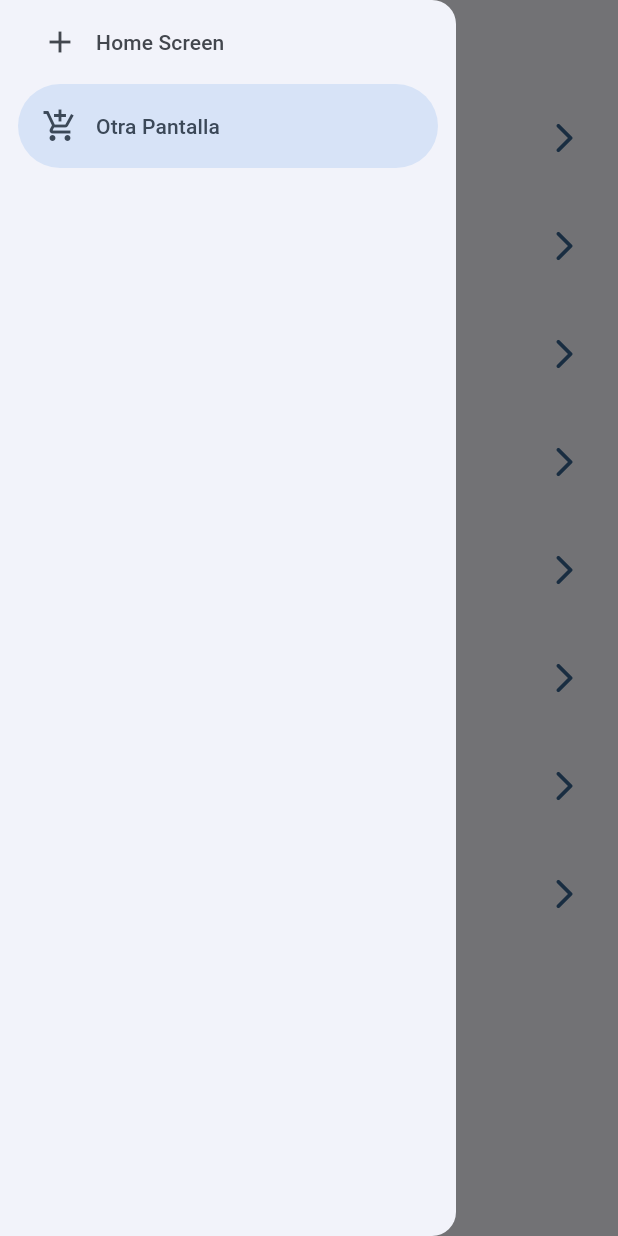
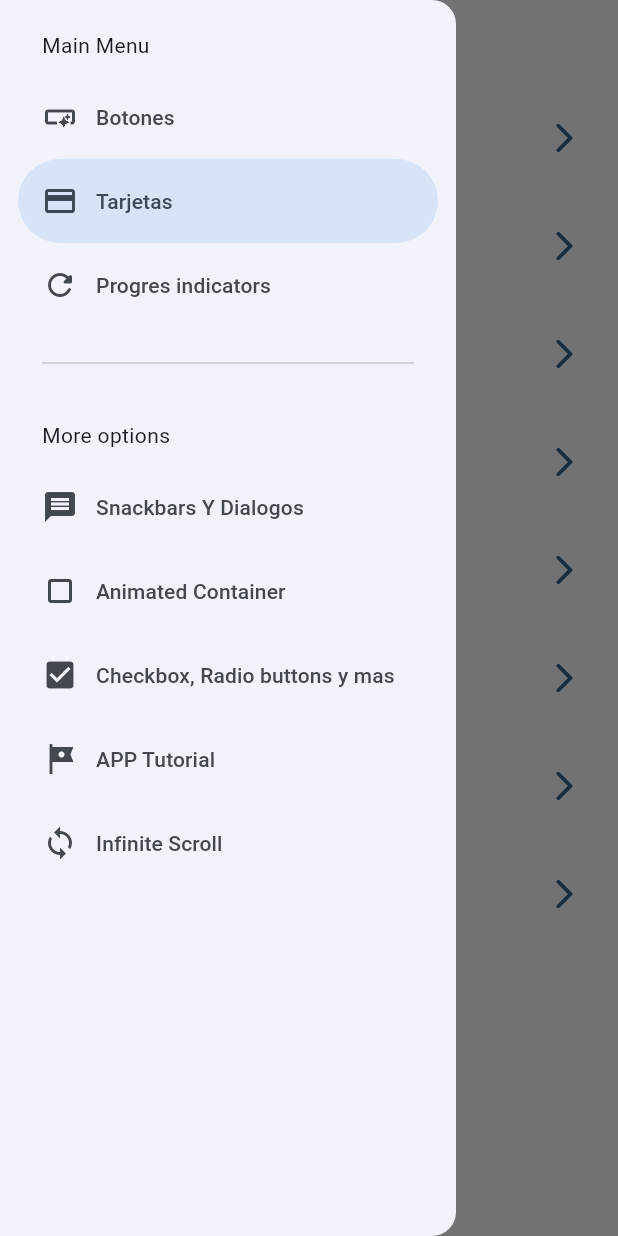
Before and after one commit to jremolina/widgets_app, a Flutter app: the screen it shows after launch, with the side drawer open, on a phone screen of 412 x 824 dp. Run offline on Flutter 3.47's test engine with Material 3 defaults, Android fonts, the phone set to English and light mode, and no system bars; our stand-ins replace animate_do, go_router.

Commit message:
Menu drawer

```diff
--- a/lib/main.dart
+++ b/lib/main.dart
@@ -14,7 +14,7 @@ class MainApp extends StatelessWidget {
     return MaterialApp.router(
       theme: AppTheme(selectedColor: 0).getTheme(),
       debugShowCheckedModeBanner: false,
-      routerConfig: appRouter
+      routerConfig: appRouter,
     );
   }
 }
--- a/lib/presentation/screens/home/home_screen.dart
+++ b/lib/presentation/screens/home/home_screen.dart
@@ -10,7 +10,13 @@ class HomeScreen extends StatelessWidget {
 
   @override
   Widget build(BuildContext context) {
+
+    final scaffoldKey = GlobalKey<ScaffoldState>();
+
+
+
     return Scaffold(
+      key: scaffoldKey,
       appBar: AppBar(title: Text('Flutter + Material 3')),
       drawer: SideMenu(),
       body: _HomeView(),
--- a/lib/presentation/screens/infinite_scroll/infinite_scroll.dart
+++ b/lib/presentation/screens/infinite_scroll/infinite_scroll.dart
@@ -95,7 +95,7 @@ class _InfiniteScrollState extends State<InfiniteScroll> {
         onRefresh: onRefresh,
         edgeOffset: 10,
         strokeWidth: 2,
-        child: customListView(
+        child: CustomListView(
           scrollController: scrollController,
           imagesIds: imagesIds,
         ),
@@ -113,8 +113,8 @@ class _InfiniteScrollState extends State<InfiniteScroll> {
   }
 }
 
-class customListView extends StatelessWidget {
-  const customListView({
+class CustomListView extends StatelessWidget {
+  const CustomListView({
     super.key,
     required this.scrollController,
     required this.imagesIds,
--- a/lib/presentation/widgets/side_menu.dart
+++ b/lib/presentation/widgets/side_menu.dart
@@ -1,4 +1,6 @@
 import 'package:flutter/material.dart';
+import 'package:go_router/go_router.dart';
+import 'package:widgets_app/config/menu/menu_item.dart';
 
 class SideMenu extends StatefulWidget {
   const SideMenu({super.key});
@@ -12,22 +14,58 @@ class _SideMenuState extends State<SideMenu> {
 
   @override
   Widget build(BuildContext context) {
+    final hasnotch = MediaQuery.of(context).viewPadding.top > 35;
+
     return NavigationDrawer(
       selectedIndex: navDrawerIndex,
       onDestinationSelected: (value) {
         setState(() {
           navDrawerIndex = value;
         });
+
+        final menuItem = appMenuItems[value];
+        context.push(menuItem.link);
+
+
+
       },
       children: [
-        NavigationDrawerDestination(
-          icon: Icon(Icons.add),
-          label: Text('Home Screen'),
+        Padding(
+          padding: EdgeInsets.fromLTRB(28, hasnotch ? 0 : 20, 16, 10),
+          child: Text('Main Menu'),
         ),
-        NavigationDrawerDestination(
-          icon: Icon(Icons.add_shopping_cart),
-          label: Text('Otra Pantalla'),
+
+        ...appMenuItems
+            .sublist(0, 3)
+            .map(
+              (item) => NavigationDrawerDestination(
+                icon: Icon(item.icon),
+                label: Text(item.title),
+              ),
+            ),
+
+        Padding(padding: EdgeInsets.fromLTRB(28, 16, 28, 10), child: Divider()),
+
+        Padding(
+          padding: EdgeInsets.fromLTRB(28, hasnotch ? 0 : 20, 16, 10),
+          child: Text('More options'),
         ),
+
+        ...appMenuItems
+            .sublist(3)
+            .map(
+              (item) => NavigationDrawerDestination(
+                icon: Icon(item.icon),
+                label: Flexible(
+                  child: Text(item.title, overflow: TextOverflow.fade),
+                ),
+              ),
+            ),
+
+        // NavigationDrawerDestination(
+        //   icon: Icon(Icons.add_shopping_cart),
+        //   label: Text('Otra Pantalla'),
+        // ),
       ],
     );
   }
--- a/pubspec.yaml
+++ b/pubspec.yaml
@@ -11,6 +11,7 @@ dependencies:
   flutter:
     sdk: flutter
   go_router: ^14.8.1
+  riverpod: ^2.6.1
 
 dev_dependencies:
   flutter_test:
```
Also changed, not shown: pubspec.lock.
